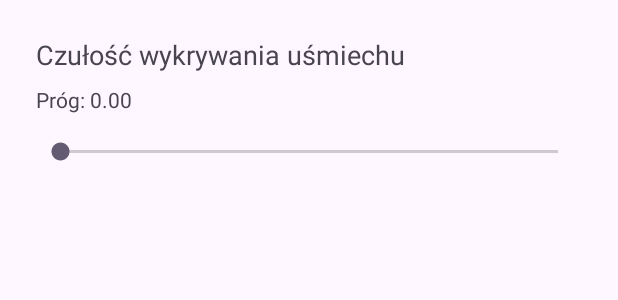
After one commit to apiszczatyn/PracaInzynierska, an Android app: the layout activity_settings.xml on its own in the app's theme, with its tools: preview values and no code run, on a phone screen of 412 x 824 dp. The commit adds this screen. Shown: the top 300 px of the screen. Run offline under Robolectric (Android 15) with nearby library versions, the phone set to English and light mode, and no system bars; network calls fail.

Commit message:
Implementacja suwaka z regulacją wymaganej siły uśmiechu

```diff
--- a/app/src/main/AndroidManifest.xml
+++ b/app/src/main/AndroidManifest.xml
@@ -26,6 +26,7 @@
             </intent-filter>
         </activity>
         <activity android:name=".MainActivity" />
+        <activity android:name=".SettingsActivity" />
 
     </application>
 
--- /dev/null
+++ b/app/src/main/res/layout/activity_settings.xml
@@ -0,0 +1,29 @@
+<?xml version="1.0" encoding="utf-8"?>
+<LinearLayout xmlns:android="http://schemas.android.com/apk/res/android"
+    android:id="@+id/settingsRoot"
+    android:layout_width="match_parent"
+    android:layout_height="match_parent"
+    android:orientation="vertical"
+    android:padding="24dp">
+
+    <TextView
+        android:id="@+id/thresholdTitle"
+        android:layout_width="wrap_content"
+        android:layout_height="wrap_content"
+        android:text="Czułość wykrywania uśmiechu"
+        android:textSize="18sp" />
+
+    <TextView
+        android:id="@+id/thresholdValueText"
+        android:layout_width="wrap_content"
+        android:layout_height="wrap_content"
+        android:text="Próg: 0.00"
+        android:layout_marginTop="8dp" />
+
+    <SeekBar
+        android:id="@+id/thresholdSeekBar"
+        android:layout_width="match_parent"
+        android:layout_height="wrap_content"
+        android:layout_marginTop="16dp" />
+
+</LinearLayout>
```
Also changed, not shown: app/src/main/java/com/example/licznikusmiechow/MainMenuActivity.kt (+7 -3 lines), app/src/main/java/com/example/licznikusmiechow/SettingsActivity.kt (added, +57 -0 lines), app/src/main/java/com/example/licznikusmiechow/SmileSvmInterpreter.kt (+20 -23 lines), app/src/main/res/layout/activity_main_menu.xml (+7 -0 lines).
